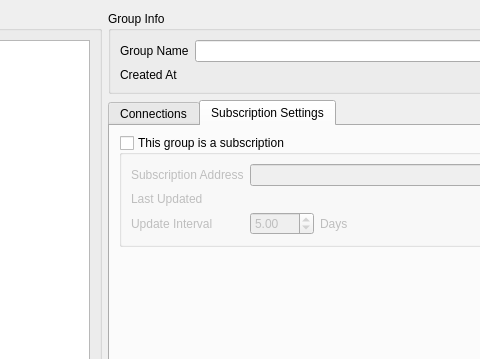
Old version of the form src/ui/windows/w_GroupManager.ui in the repository Qv2ray/Qv2ray; both pictures show x 158 to 638 and y 0 to 359 of the 900 by 617 pixel window.
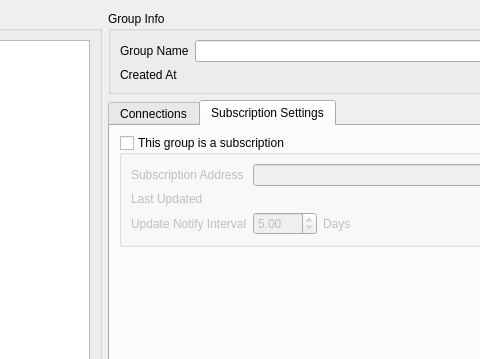
New version of the form. The open tabs and pages were chosen to show the change. Icons and pictures are not drawn.

The edit to the form file:
```diff
--- a/src/ui/windows/w_GroupManager.ui
+++ b/src/ui/windows/w_GroupManager.ui
@@ -258,7 +258,7 @@
           <item row="2" column="0">
            <widget class="QLabel" name="label_3">
             <property name="text">
-             <string>Update Interval</string>
+             <string>Update Notify Interval</string>
             </property>
            </widget>
           </item>
```
